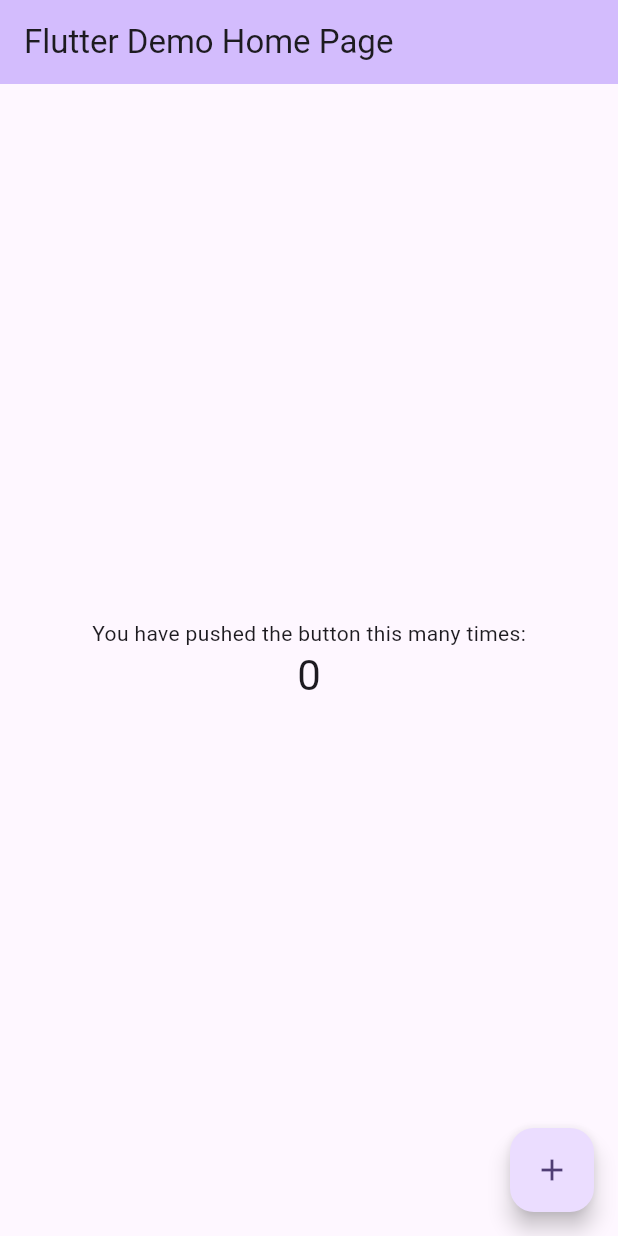
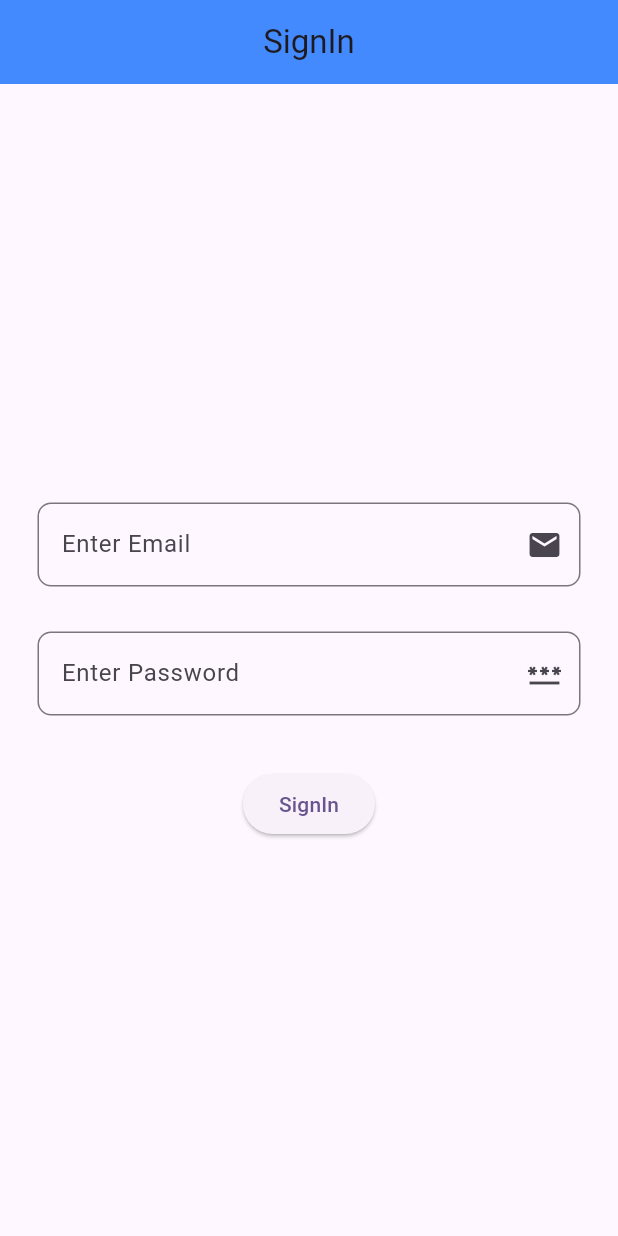
Before and after one commit to kavitadevlop24/firebase, a Flutter app: the screen it shows after launch, on a phone screen of 412 x 824 dp. Run offline on Flutter 3.47's test engine with Material 3 defaults, Android fonts, the light colour scheme and no system bars; our stand-ins replace firebase_auth; accounts and stored records are empty.

Commit message:
SignUp, SignIn & CheckUser

```diff
--- /dev/null
+++ b/lib/Screens/checkuser.dart
@@ -0,0 +1,27 @@
+import 'package:firebase_auth/firebase_auth.dart';
+import 'package:firebase_module/Screens/homescreen.dart';
+import 'package:firebase_module/Screens/signin_screen.dart';
+import 'package:flutter/material.dart';
+
+class CheckUser extends StatefulWidget {
+  const CheckUser({Key? key}) : super(key: key);
+
+  @override
+  State<CheckUser> createState() => _CheckUserState();
+}
+
+class _CheckUserState extends State<CheckUser> {
+  @override
+  Widget build(BuildContext context) {
+    return checkuser();
+  }
+  checkuser(){
+    final user=FirebaseAuth.instance.currentUser;
+    if(user!=null){
+      return HomeScreen();
+    }
+    else{
+      return SignInScreen();
+    }
+  }
+}
--- a/lib/Screens/signin_screen.dart
+++ b/lib/Screens/signin_screen.dart
@@ -0,0 +1,61 @@
+
+
+
+
+import 'package:firebase_auth/firebase_auth.dart';
+import 'package:firebase_module/Screens/homescreen.dart';
+import 'package:firebase_module/Widgets/uihelper.dart';
+import 'package:flutter/material.dart';
+import 'dart:developer';
+
+class SignInScreen extends StatefulWidget {
+  const SignInScreen({Key? key}) : super(key: key);
+
+  @override
+  State<SignInScreen> createState() => _SignInScreenState();
+}
+
+class _SignInScreenState extends State<SignInScreen> {
+  TextEditingController emailController = TextEditingController();
+  TextEditingController passController = TextEditingController();
+
+  signIn(String email,String password) async {
+    if(email=="" && password==""){
+      return log("Enter Required Field");
+    }
+    else{
+      UserCredential? userCredential;
+      try{
+        userCredential=await FirebaseAuth.instance.signInWithEmailAndPassword(email: email, password: password).then((value){
+          Navigator.push(context, MaterialPageRoute(builder: (context)=>HomeScreen()));
+        });
+      }
+      on FirebaseAuthException catch(ex){
+        return log(ex.code.toString());
+      }
+    }
+  }
+  @override
+  Widget build(BuildContext context) {
+    return Scaffold(
+      appBar: AppBar(
+        title: Text("SignIn"),
+        centerTitle: true,
+        backgroundColor: Colors.blueAccent,
+      ),
+      body: Column(
+        mainAxisAlignment: MainAxisAlignment.center,
+        children: [
+          UiHelper.CustomTextField(
+              emailController, "Enter Email", Icons.email, false),
+          UiHelper.CustomTextField(
+              passController, "Enter Password", Icons.password, true),
+          SizedBox(height: 20,),
+          ElevatedButton(onPressed: (){
+            signIn(emailController.text.toString(), passController.text.toString());
+          }, child: Text("SignIn"))
+        ],
+      ),
+    );
+  }
+}
--- a/lib/main.dart
+++ b/lib/main.dart
@@ -1,4 +1,6 @@
  import 'package:firebase_core/firebase_core.dart';
+import 'package:firebase_module/Screens/checkuser.dart';
+import 'package:firebase_module/Screens/signup_screen.dart';
 import 'package:flutter/material.dart';
 
 void main()async{
@@ -14,27 +16,13 @@
   @override
   Widget build(BuildContext context) {
     return MaterialApp(
+      debugShowCheckedModeBanner: false,
       title: 'Flutter Demo',
       theme: ThemeData(
-        // This is the theme of your application.
-        //
-        // TRY THIS: Try running your application with "flutter run". You'll see
-        // the application has a purple toolbar. Then, without quitting the app,
-        // try changing the seedColor in the colorScheme below to Colors.green
-        // and then invoke "hot reload" (save your changes or press the "hot
-        // reload" button in a Flutter-supported IDE, or press "r" if you used
-        // the command line to start the app).
-        //
-        // Notice that the counter didn't reset back to zero; the application
-        // state is not lost during the reload. To reset the state, use hot
-        // restart instead.
-        //
-        // This works for code too, not just values: Most code changes can be
-        // tested with just a hot reload.
         colorScheme: ColorScheme.fromSeed(seedColor: Colors.deepPurple),
         useMaterial3: true,
       ),
-      home: const MyHomePage(title: 'Flutter Demo Home Page'),
+      home: const CheckUser(),
     );
   }
 }
--- a/pubspec.yaml
+++ b/pubspec.yaml
@@ -36,6 +36,7 @@
   # Use with the CupertinoIcons class for iOS style icons.
   cupertino_icons: ^1.0.2
   firebase_core: ^2.24.2
+  firebase_auth: ^4.16.0
 
 dev_dependencies:
   flutter_test:
```
Also changed, not shown: lib/Screens/homescreen.dart (added, +21 -0 lines), lib/Screens/signup_screen.dart (+60 -0 lines), pubspec.lock, 4 other files.
